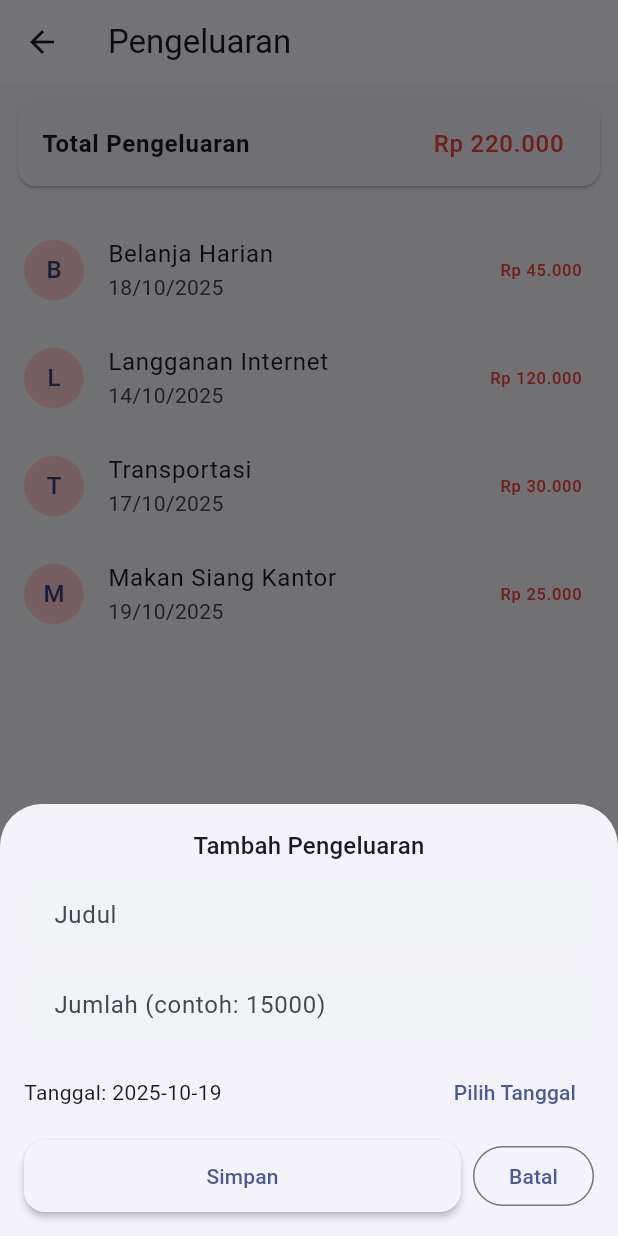
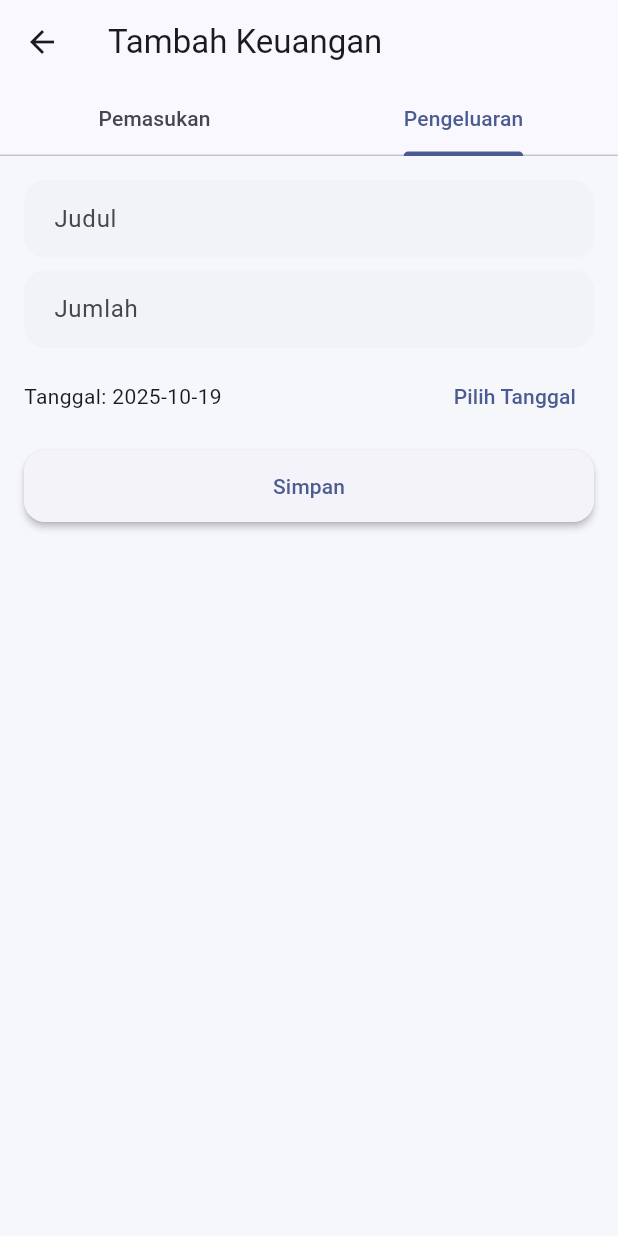
Before and after one commit to marsyaaurel08/Jawara-Pintar-Mobile, a Flutter app: the PengeluaranPage screen opened by its route, after a tap on the "add" icon, on a phone screen of 412 x 824 dp. Run offline on Flutter 3.47's test engine with Material 3 defaults, Android fonts, the phone set to English and light mode, and no system bars; our stand-ins replace image_picker; missing offline and left inert: file_selector.

Commit message:
Fixed the CRUD menu

```diff
--- /dev/null
+++ b/lib/pages/keuangan/crud/addkeuangan.dart
@@ -0,0 +1,174 @@
+import 'package:flutter/material.dart';
+
+class AddKeuanganPage extends StatefulWidget {
+	final int initialIndex;
+	const AddKeuanganPage({Key? key, this.initialIndex = 0}) : super(key: key);
+
+	@override
+	_AddKeuanganPageState createState() => _AddKeuanganPageState();
+}
+
+class _AddKeuanganPageState extends State<AddKeuanganPage> {
+	@override
+	Widget build(BuildContext context) {
+			return DefaultTabController(
+				length: 2,
+				initialIndex: widget.initialIndex,
+				child: Scaffold(
+				appBar: AppBar(
+					title: const Text('Tambah Keuangan'),
+					bottom: const TabBar(
+						tabs: [
+							Tab(text: 'Pemasukan'),
+							Tab(text: 'Pengeluaran'),
+						],
+					),
+				),
+				body: TabBarView(
+					children: [
+						_AddIncomeTab(onSubmit: (map) => Navigator.of(context).pop({'type': 'income', 'data': map})),
+						_AddExpenseTab(onSubmit: (map) => Navigator.of(context).pop({'type': 'expense', 'data': map})),
+					],
+				),
+			),
+		);
+	}
+}
+
+class _AddIncomeTab extends StatefulWidget {
+	final void Function(Map<String, dynamic>) onSubmit;
+	const _AddIncomeTab({Key? key, required this.onSubmit}) : super(key: key);
+
+	@override
+	State<_AddIncomeTab> createState() => _AddIncomeTabState();
+}
+
+class _AddIncomeTabState extends State<_AddIncomeTab> {
+	final _titleCtrl = TextEditingController();
+	final _amountCtrl = TextEditingController();
+	final _categoryCtrl = TextEditingController();
+	final _noteCtrl = TextEditingController();
+	DateTime _selectedDate = DateTime.now();
+
+	@override
+	void dispose() {
+		_titleCtrl.dispose();
+		_amountCtrl.dispose();
+		_categoryCtrl.dispose();
+		_noteCtrl.dispose();
+		super.dispose();
+	}
+
+	void _submit() {
+		final title = _titleCtrl.text.trim();
+		final amount = double.tryParse(_amountCtrl.text.replaceAll(',', '.')) ?? 0.0;
+		final category = _categoryCtrl.text.trim();
+		final note = _noteCtrl.text.trim();
+
+		if (title.isEmpty || amount <= 0) {
+			ScaffoldMessenger.of(context).showSnackBar(const SnackBar(content: Text('Isi judul dan jumlah yang valid')));
+			return;
+		}
+
+		widget.onSubmit({
+			'title': title,
+			'amount': amount,
+			'date': _selectedDate,
+			'category': category,
+			'note': note,
+		});
+	}
+
+	@override
+	Widget build(BuildContext context) {
+		return SingleChildScrollView(
+			padding: const EdgeInsets.all(16),
+			child: Column(
+				crossAxisAlignment: CrossAxisAlignment.stretch,
+				children: [
+					TextField(controller: _titleCtrl, decoration: const InputDecoration(labelText: 'Judul')),
+					const SizedBox(height: 8),
+					TextField(controller: _amountCtrl, decoration: const InputDecoration(labelText: 'Jumlah'), keyboardType: const TextInputType.numberWithOptions(decimal: true)),
+					const SizedBox(height: 8),
+					TextField(controller: _categoryCtrl, decoration: const InputDecoration(labelText: 'Kategori')),
+					const SizedBox(height: 8),
+					TextField(controller: _noteCtrl, decoration: const InputDecoration(labelText: 'Catatan (opsional)')),
+					const SizedBox(height: 12),
+					Row(
+						children: [
+							Expanded(child: Text('Tanggal: ${_selectedDate.toLocal().toString().split(' ')[0]}')),
+							TextButton(onPressed: () async {
+								final picked = await showDatePicker(context: context, initialDate: _selectedDate, firstDate: DateTime(2000), lastDate: DateTime(2100));
+								if (picked != null) setState(() => _selectedDate = picked);
+							}, child: const Text('Pilih Tanggal')),
+						],
+					),
+					const SizedBox(height: 12),
+					ElevatedButton(onPressed: _submit, child: const Text('Simpan')),
+				],
+			),
+		);
+	}
+}
+
+class _AddExpenseTab extends StatefulWidget {
+	final void Function(Map<String, dynamic>) onSubmit;
+	const _AddExpenseTab({Key? key, required this.onSubmit}) : super(key: key);
+
+	@override
+	State<_AddExpenseTab> createState() => _AddExpenseTabState();
+}
+
+class _AddExpenseTabState extends State<_AddExpenseTab> {
+	final _titleCtrl = TextEditingController();
+	final _amountCtrl = TextEditingController();
+	DateTime _selectedDate = DateTime.now();
+
+	@override
+	void dispose() {
+		_titleCtrl.dispose();
+		_amountCtrl.dispose();
+		super.dispose();
+	}
+
+	void _submit() {
+		final title = _titleCtrl.text.trim();
+		final amount = double.tryParse(_amountCtrl.text.replaceAll(',', '.')) ?? -1;
+		if (title.isEmpty || amount <= 0) {
+			ScaffoldMessenger.of(context).showSnackBar(const SnackBar(content: Text('Masukkan judul dan jumlah yang valid')));
+			return;
+		}
+		widget.onSubmit({
+			'title': title,
+			'amount': amount,
+			'date': _selectedDate,
+		});
+	}
+
+	@override
+	Widget build(BuildContext context) {
+		return SingleChildScrollView(
+			padding: const EdgeInsets.all(16),
+			child: Column(
+				crossAxisAlignment: CrossAxisAlignment.stretch,
+				children: [
+					TextField(controller: _titleCtrl, decoration: const InputDecoration(labelText: 'Judul')),
+					const SizedBox(height: 8),
+					TextField(controller: _amountCtrl, decoration: const InputDecoration(labelText: 'Jumlah'), keyboardType: const TextInputType.numberWithOptions(decimal: true)),
+					const SizedBox(height: 8),
+					Row(
+						children: [
+							Expanded(child: Text('Tanggal: ${_selectedDate.toLocal().toString().split(' ')[0]}')),
+							TextButton(onPressed: () async {
+								final picked = await showDatePicker(context: context, initialDate: _selectedDate, firstDate: DateTime(2000), lastDate: DateTime(2100));
+								if (picked != null) setState(() => _selectedDate = picked);
+							}, child: const Text('Pilih Tanggal')),
+						],
+					),
+					const SizedBox(height: 12),
+					ElevatedButton(onPressed: _submit, child: const Text('Simpan')),
+				],
+			),
+		);
+	}
+}
--- a/lib/pages/keuangan/pengeluaran.dart
+++ b/lib/pages/keuangan/pengeluaran.dart
@@ -1,4 +1,5 @@
 import 'package:flutter/material.dart';
+import 'package:jawara_pintar_mobile/routes.dart';
 
 class Expense {
   final String id;
@@ -64,101 +65,6 @@ class _PengeluaranPageState extends State<PengeluaranPage> {
 
   String _formatDate(DateTime d) {
     return '${d.day.toString().padLeft(2, '0')}/${d.month.toString().padLeft(2, '0')}/${d.year}';
-  }
-
-  void _openAddExpenseSheet() {
-    final titleCtl = TextEditingController();
-    final amountCtl = TextEditingController();
-    DateTime selectedDate = DateTime.now();
-
-    // date picker handled inline inside the sheet using setModalState
-
-    showModalBottomSheet(
-      context: context,
-      isScrollControlled: true,
-      builder: (ctx) => Padding(
-        padding: EdgeInsets.only(
-          left: 16,
-          right: 16,
-          top: 16,
-          bottom: MediaQuery.of(ctx).viewInsets.bottom + 16,
-        ),
-        child: StatefulBuilder(builder: (ctx2, setModalState) {
-          return SingleChildScrollView(
-            child: Column(
-              mainAxisSize: MainAxisSize.min,
-              children: [
-                Text('Tambah Pengeluaran', style: Theme.of(context).textTheme.titleMedium),
-                const SizedBox(height: 8),
-                TextField(
-                  controller: titleCtl,
-                  decoration: const InputDecoration(labelText: 'Judul'),
-                ),
-                const SizedBox(height: 8),
-                TextField(
-                  controller: amountCtl,
-                  decoration: const InputDecoration(labelText: 'Jumlah (contoh: 15000)'),
-                  keyboardType: const TextInputType.numberWithOptions(decimal: true),
-                ),
-                const SizedBox(height: 8),
-                Row(
-                  children: [
-                    Expanded(child: Text('Tanggal: ${selectedDate.toLocal().toString().split(' ')[0]}')),
-                    TextButton(
-                      onPressed: () async {
-                        final picked = await showDatePicker(
-                          context: context,
-                          initialDate: selectedDate,
-                          firstDate: DateTime(2000),
-                          lastDate: DateTime(2100),
-                        );
-                        if (picked != null) {
-                          setModalState(() => selectedDate = picked);
-                        }
-                      },
-                      child: const Text('Pilih Tanggal'),
-                    ),
-                  ],
-                ),
-                const SizedBox(height: 8),
-                Row(
-                  children: [
-                    Expanded(
-                      child: ElevatedButton(
-                        onPressed: () {
-                          final title = titleCtl.text.trim();
-                          final amount = double.tryParse(amountCtl.text.replaceAll(',', '.')) ?? -1;
-                          if (title.isEmpty || amount <= 0) {
-                            ScaffoldMessenger.of(context).showSnackBar(
-                              const SnackBar(content: Text('Masukkan judul dan jumlah yang valid')),
-                            );
-                            return;
-                          }
-                          final newExpense = Expense(
-                            id: DateTime.now().millisecondsSinceEpoch.toString(),
-                            title: title,
-                            amount: amount,
-                            date: selectedDate,
-                          );
-                          setState(() => _expenses.insert(0, newExpense));
-                          Navigator.of(context).pop();
-                        },
-                        child: const Text('Simpan'),
-                      ),
-                    ),
-                    const SizedBox(width: 8),
-                    OutlinedButton(
-                      onPressed: () => Navigator.of(context).pop(),
-                      child: const Text('Batal'),
-                    ),
-                  ],
-                ),
-              ],
-            ),
-          );
-        }),
-      ),
-    );
   }
 
   void _deleteExpense(String id) {
@@ -257,7 +163,19 @@ class _PengeluaranPageState extends State<PengeluaranPage> {
         ],
       ),
       floatingActionButton: FloatingActionButton(
-        onPressed: _openAddExpenseSheet,
+        onPressed: () async {
+          final result = await Navigator.of(context).pushNamed(Routes.addKeuangan, arguments: 1);
+          if (result is Map<String, dynamic> && result['type'] == 'expense') {
+            final data = result['data'] as Map<String, dynamic>;
+            final newExpense = Expense(
+              id: DateTime.now().millisecondsSinceEpoch.toString(),
+              title: data['title'] as String,
+              amount: (data['amount'] as num).toDouble(),
+              date: data['date'] as DateTime,
+            );
+            setState(() => _expenses.insert(0, newExpense));
+          }
+        },
         child: const Icon(Icons.add),
         tooltip: 'Tambah Pengeluaran',
       ),
--- a/lib/routes.dart
+++ b/lib/routes.dart
@@ -2,6 +2,7 @@ import 'package:flutter/material.dart';
 import 'package:jawara_pintar_mobile/pages/keuangan/laporan.dart';
 import 'package:jawara_pintar_mobile/pages/keuangan/pemasukan.dart';
 import 'package:jawara_pintar_mobile/pages/keuangan/pengeluaran.dart';
+import 'package:jawara_pintar_mobile/pages/keuangan/crud/addkeuangan.dart';
 import 'pages/login_page.dart';
 import 'pages/register_page.dart';
 import 'pages/home_page.dart';
@@ -12,6 +13,7 @@ class Routes {
   static const income = '/income';
   static const expenses = '/expenses';
   static const report = '/report';
+  static const addKeuangan = '/add-keuangan';
 }
 
 final Map<String, WidgetBuilder> appRoutes = {
@@ -21,4 +23,10 @@ final Map<String, WidgetBuilder> appRoutes = {
   '/income': (_) => const PemasukanPage(),
   '/expenses': (_) => const PengeluaranPage(),
   '/report': (_) => const LaporanPage(),
+  Routes.addKeuangan: (ctx) {
+    final arg = ModalRoute.of(ctx)?.settings.arguments;
+    int idx = 0;
+    if (arg is int) idx = arg;
+    return AddKeuanganPage(initialIndex: idx);
+  },
 };
```
Also changed, not shown: lib/pages/keuangan/pemasukan.dart (+15 -1 lines).
